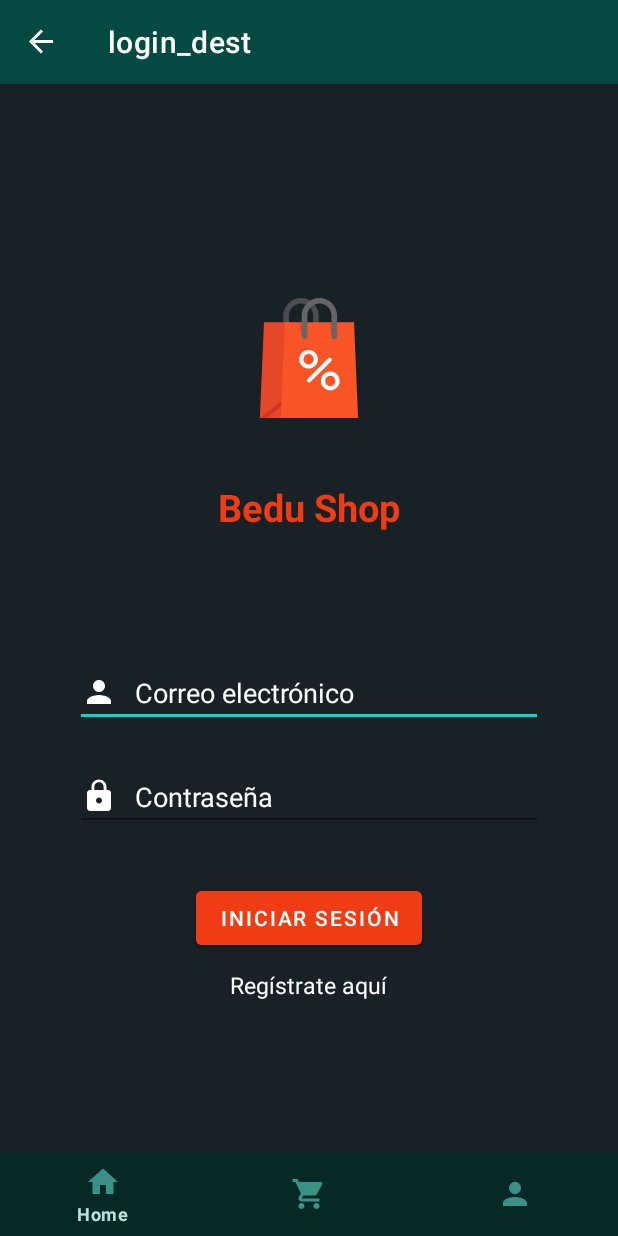
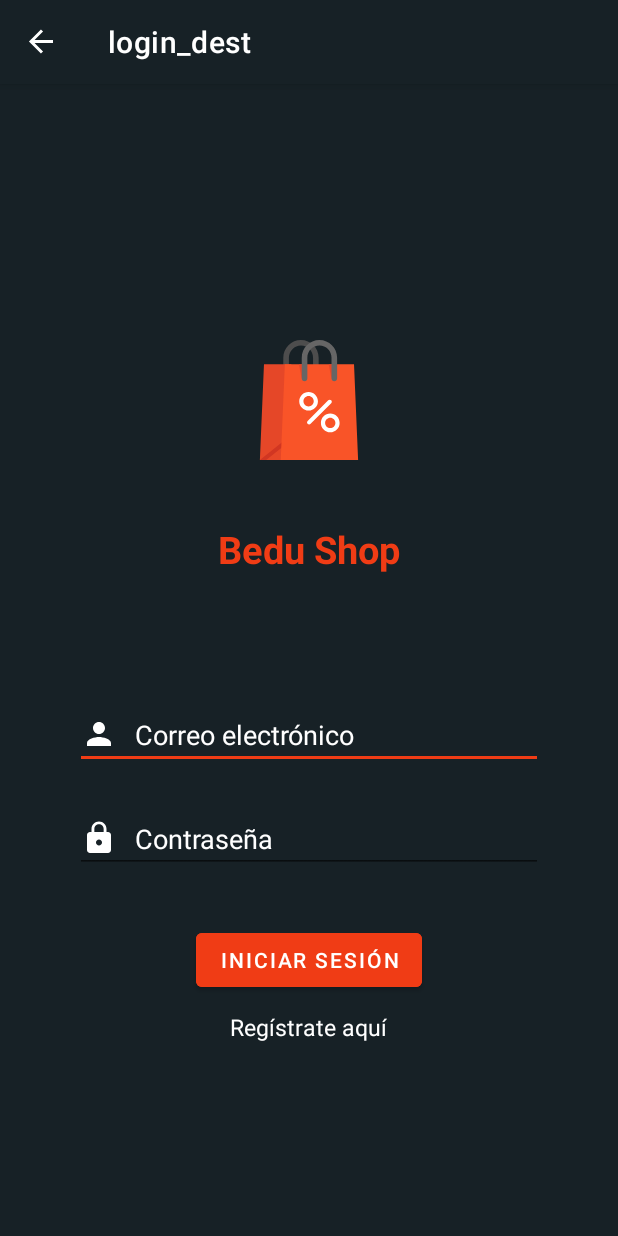
Before and after one commit to ginona/bedu-kotlin-adv, an Android app: the screen it shows after launch (MainActivity), on a phone screen of 412 x 824 dp. Run offline under Robolectric (Android 15) with nearby library versions, the phone set to English and light mode, and no system bars; our stand-ins replace navigation-ui.

Commit message:
Adding navigation and styles

```diff
--- a/app/src/main/java/com/gino/projectbedu/DetailActivity.kt
+++ b/app/src/main/java/com/gino/projectbedu/DetailActivity.kt
@@ -2,14 +2,11 @@ package com.gino.projectbedu
 
 import androidx.appcompat.app.AppCompatActivity
 import android.os.Bundle
-import com.google.android.material.bottomnavigation.BottomNavigationView
-import com.google.android.material.internal.ContextUtils.getActivity
-import org.bedu.listdetailfragment.Product
 
 class DetailActivity : AppCompatActivity() {
 
     companion object {
-        val PRODUCT = "PRODUCT"
+        const val PRODUCT = "PRODUCT"
     }
 
     override fun onCreate(savedInstanceState: Bundle?) {
--- a/app/src/main/java/com/gino/projectbedu/LoginFragment.kt
+++ b/app/src/main/java/com/gino/projectbedu/LoginFragment.kt
@@ -13,15 +13,10 @@ import android.widget.TextView
 import androidx.navigation.fragment.findNavController
 import com.google.android.material.bottomnavigation.BottomNavigationView
 
-/**
- * A simple [Fragment] subclass.
- * Use the [LoginFragment.newInstance] factory method to
- * create an instance of this fragment.
- */
 class LoginFragment : Fragment() {
     private lateinit var emailText: EditText
     private lateinit var passwordText: EditText
-    //private lateinit var bottomNavigationView: BottomNavigationView
+    private lateinit var bottomNavigationView: BottomNavigationView
 
     private val emailRequired = "Email is required."
     private val passwordRequired = "Password is required."
@@ -35,8 +30,10 @@ class LoginFragment : Fragment() {
 
     override fun onViewCreated(view: View, savedInstanceState: Bundle?) {
         super.onViewCreated(view, savedInstanceState)
-        //bottomNavigationView = view.findViewById(R.id.bottom_navigation)
-        //bottomNavigationView.visibility = View.GONE
+        val activity: Activity = requireActivity()
+        bottomNavigationView = activity.findViewById(R.id.bottom_navigation)
+        bottomNavigationView.visibility = View.GONE
+
         val btnLogin = view.findViewById<Button>(R.id.btnLogin)
         val textRegister = view.findViewById<TextView>(R.id.textRegister)
         emailText = view.findViewById(R.id.emailText)
--- a/app/src/main/java/com/gino/projectbedu/Product.kt
+++ b/app/src/main/java/com/gino/projectbedu/Product.kt
@@ -1,4 +1,4 @@
-package org.bedu.listdetailfragment
+package com.gino.projectbedu
 
 import android.os.Parcel
 import android.os.Parcelable
--- a/app/src/main/res/layout/fragment_cart.xml
+++ b/app/src/main/res/layout/fragment_cart.xml
@@ -9,7 +9,7 @@
         android:id="@+id/textView2"
         android:layout_width="wrap_content"
         android:layout_height="wrap_content"
-        android:text="Carrito"
+        android:text="@string/cart"
         app:layout_constraintBottom_toBottomOf="parent"
         app:layout_constraintEnd_toEndOf="parent"
         app:layout_constraintHorizontal_bias="0.5"
--- a/app/src/main/res/layout/fragment_login.xml
+++ b/app/src/main/res/layout/fragment_login.xml
@@ -18,7 +18,7 @@
         android:layout_width="wrap_content"
         android:layout_height="wrap_content"
         android:text="@string/login_title"
-        android:textSize="25dp"
+        android:textSize="25sp"
         android:textStyle="bold"
         android:textColor="@color/orange"
         android:layout_marginBottom="60dp"
@@ -31,7 +31,8 @@
         android:layout_height="wrap_content"
         android:layout_marginTop="24dp"
         android:layout_marginHorizontal="50dp"
-        android:inputType="text"
+        android:inputType="textEmailSubject"
+        android:textColor="@color/white"
         android:drawableLeft="@drawable/person"
         android:drawableTint="@color/white"
         android:drawablePadding="12dp"
@@ -44,8 +45,9 @@
         android:layout_height="wrap_content"
         android:layout_marginTop="24dp"
         android:layout_marginBottom="24dp"
+        android:textColor="@color/white"
         android:layout_marginHorizontal="50dp"
-        android:inputType="text"
+        android:inputType="textPassword"
         android:drawableLeft="@drawable/lock"
         android:drawableTint="@color/white"
         android:drawablePadding="12dp"
@@ -63,7 +65,7 @@
         android:layout_width="wrap_content"
         android:layout_height="wrap_content"
         android:text="@string/register_here"
-        android:textSize="15dp"
+        android:textSize="15sp"
         android:textColor="@color/white"
         android:autoLink="web"
         />
--- a/app/src/main/res/layout/fragment_profile.xml
+++ b/app/src/main/res/layout/fragment_profile.xml
@@ -9,7 +9,7 @@
         android:id="@+id/textView2"
         android:layout_width="wrap_content"
         android:layout_height="wrap_content"
-        android:text="Perfil"
+        android:text="@string/profile"
         app:layout_constraintBottom_toBottomOf="parent"
         app:layout_constraintEnd_toEndOf="parent"
         app:layout_constraintHorizontal_bias="0.5"
--- a/app/src/main/res/values/colors.xml
+++ b/app/src/main/res/values/colors.xml
@@ -10,8 +10,19 @@
     <color name="orange">#f03c15</color>
     <color name="background">#172126</color>
 
+    <color name="primaryColor">#172126</color>
+    <color name="primaryLightColor">#3e484e</color>
+    <color name="primaryDarkColor">#000000</color>
+    <color name="primaryTextColor">#ffffff</color>
+
+    <color name="secondaryColor">#f03c15</color>
+    <color name="secondaryLightColor">#ff7244</color>
+    <color name="secondaryDarkColor">#b50000</color>
+    <color name="secondaryTextColor">#000000</color>
+
     <color name="green_dark">#062925</color>
     <color name="green_normal">#044a42</color>
     <color name="green_light">#3a9188</color>
     <color name="green_light_2">#b8e1dd</color>
+
 </resources>
--- a/app/src/main/res/values/strings.xml
+++ b/app/src/main/res/values/strings.xml
@@ -22,6 +22,6 @@
     <string name="products_near_to_you">Productos cerca de ti</string>
     <string name="bottom_nav">Navbar</string>
     <string name="home">Home</string>
-    <string name="cart">Cart</string>
+    <string name="cart">Carrito</string>
     <string name="profile">Perfil</string>
 </resources>
--- a/app/src/main/res/values/themes.xml
+++ b/app/src/main/res/values/themes.xml
@@ -2,20 +2,20 @@
     <!-- Base application theme. -->
     <style name="Theme.ProjectBedu" parent="Theme.MaterialComponents.DayNight.DarkActionBar">
         <!-- Primary brand color. -->
-        <item name="colorPrimary">@color/green_normal</item>
-        <item name="colorPrimaryVariant">@color/green_dark</item>
-        <item name="colorOnPrimary">@color/white</item>
+        <item name="colorPrimary">@color/primaryColor</item>
+        <item name="colorPrimaryVariant">@color/primaryDarkColor</item>
+        <item name="colorOnPrimary">@color/primaryTextColor</item>
         <!-- Secondary brand color. -->
-        <item name="colorSecondary">@color/teal_200</item>
-        <item name="colorSecondaryVariant">@color/teal_700</item>
-        <item name="colorOnSecondary">@color/black</item>
+        <item name="colorSecondary">@color/secondaryColor</item>
+        <item name="colorSecondaryVariant">@color/secondaryLightColor</item>
+        <item name="colorOnSecondary">@color/secondaryTextColor</item>
         <!-- Status bar color. -->
         <item name="android:statusBarColor" tools:targetApi="l">?attr/colorPrimaryVariant</item>
         <!-- Customize your theme here. -->
     </style>
     <style name="BottomNavigation">
-        <item name="android:background">@color/green_dark</item>
-        <item name="itemIconTint">@color/green_light</item>
-        <item name="itemTextColor">@color/green_light_2</item>
+        <item name="android:background">@color/primaryTextColor</item>
+        <item name="itemIconTint">@color/secondaryColor</item>
+        <item name="itemTextColor">@color/secondaryColor</item>
     </style>
 </resources>
```
Also changed, not shown: app/src/main/java/com/gino/projectbedu/CartFragment.kt (+0 -41 lines), app/src/main/java/com/gino/projectbedu/DetailFragment.kt (+0 -9 lines), app/src/main/java/com/gino/projectbedu/ProfileFragment.kt (+0 -41 lines), app/src/main/java/com/gino/projectbedu/RecyclerAdapter.kt (+1 -6 lines), app/src/main/java/com/gino/projectbedu/RegisterFragment.kt (+0 -8 lines), app/src/main/java/com/gino/projectbedu/ShopFragment.kt (+7 -7 lines), app/src/main/res/layout/fragment_register.xml (+11 -7 lines), app/src/main/res/layout/template_detail.xml (deleted, +0 -157 lines).
